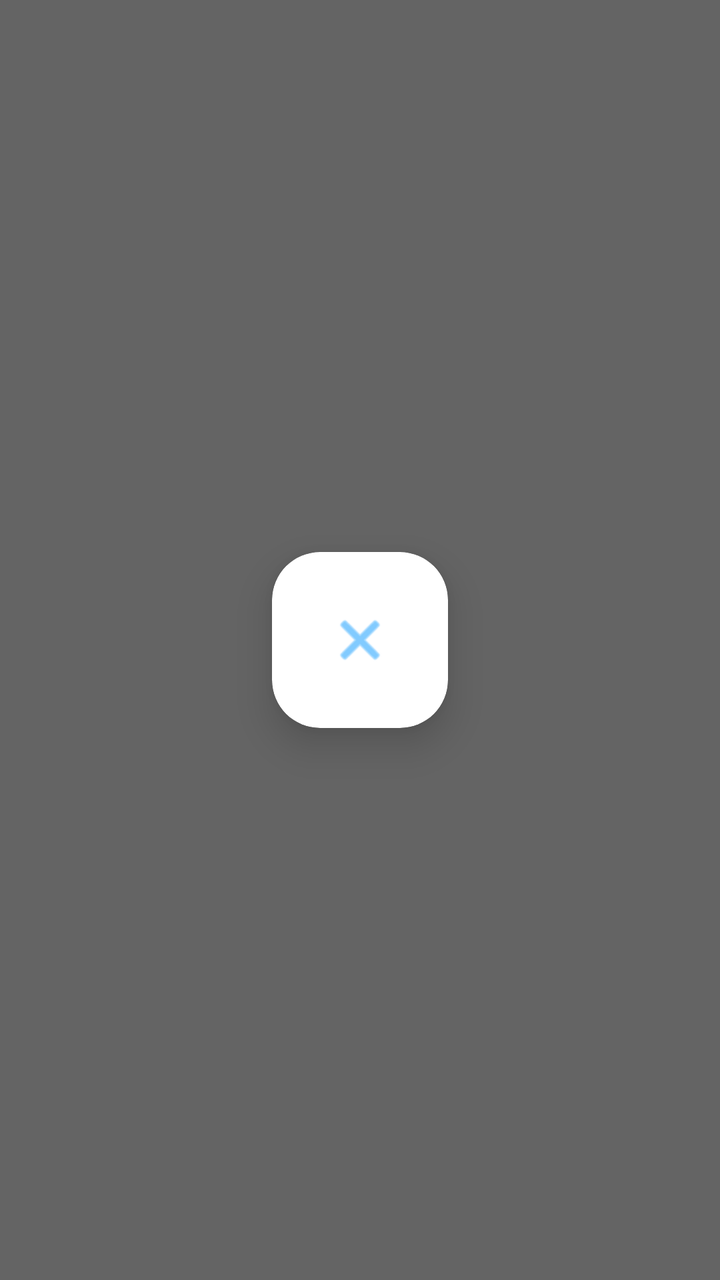
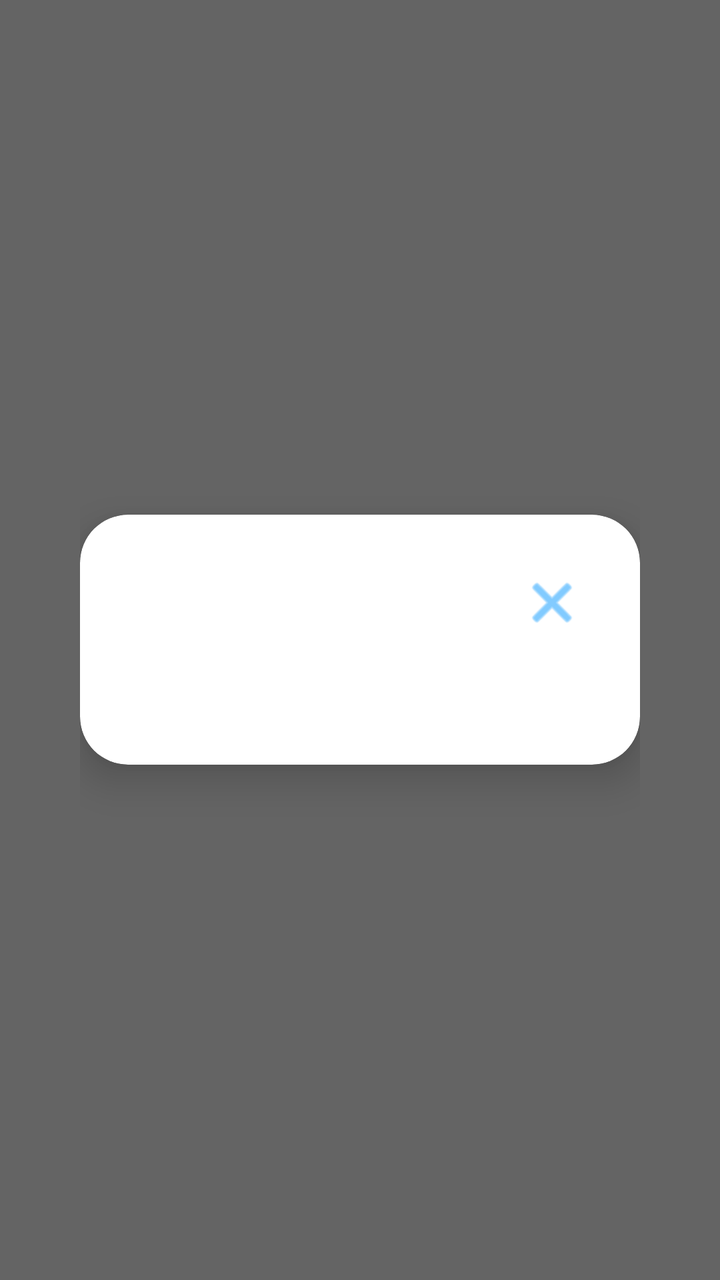

Before-and-after screenshots of an Android layout around one commit, followed by the original layout XML and the change that was made.
<!-- AndroidManifest.xml: application theme Theme.TemiApplication -->
<!-- res/layout/dialog_zone_info.xml -->
<?xml version="1.0" encoding="utf-8"?>
<FrameLayout xmlns:android="http://schemas.android.com/apk/res/android"
    xmlns:app="http://schemas.android.com/apk/res-auto"
    android:layout_width="match_parent"
    android:layout_height="match_parent"
    android:background="#99000000"
    android:padding="40dp">

    <androidx.cardview.widget.CardView
        android:layout_width="wrap_content"
        android:layout_height="wrap_content"
        android:layout_gravity="center"
        app:cardCornerRadius="24dp"
        app:cardElevation="12dp">

        <FrameLayout
            android:layout_width="wrap_content"
            android:layout_height="wrap_content">

            <ImageView
                android:id="@+id/img_zone_info"
                android:layout_width="wrap_content"
                android:layout_height="wrap_content"
                android:adjustViewBounds="true"
                android:maxWidth="900dp"
                android:maxHeight="600dp"
                android:scaleType="fitCenter" />

            <ImageButton
                android:id="@+id/btn_close_dialog"
                android:layout_width="56dp"
                android:layout_height="56dp"
                android:layout_gravity="top|end"
                android:layout_margin="16dp"
                android:background="@drawable/secondary_button"
                android:padding="12dp"
                android:scaleType="fitCenter"
                android:src="@android:drawable/ic_menu_close_clear_cancel"
                app:tint="@color/kid_blue" />
        </FrameLayout>
    </androidx.cardview.widget.CardView>
</FrameLayout>
<!-- resources referenced by this layout -->
<resources>
  <color name="kid_blue">#FF2EA8FF</color>
  <!-- drawable secondary_button (drawable) -->
  <?xml version="1.0" encoding="utf-8"?>
  <selector xmlns:android="http://schemas.android.com/apk/res/android">
      <item android:state_pressed="true">
          <layer-list>
              <item>
                  <shape android:shape="rectangle">
                      <solid android:color="#A6EAF7FF" />
                      <corners android:radius="26dp" />
                      <stroke
                          android:width="2dp"
                          android:color="@color/kid_blue" />
                  </shape>
              </item>
              <item>
                  <shape android:shape="rectangle">
                      <gradient
                          android:angle="270"
                          android:startColor="@color/glass_gloss"
                          android:endColor="@color/glass_gloss_clear" />
                      <corners android:radius="26dp" />
                  </shape>
              </item>
          </layer-list>
      </item>
      <item>
          <layer-list>
              <item>
                  <shape android:shape="rectangle">
                      <solid android:color="@color/glass_tint_strong" />
                      <corners android:radius="26dp" />
                      <stroke
                          android:width="1.5dp"
                          android:color="@color/glass_border" />
                  </shape>
              </item>
              <item>
                  <shape android:shape="rectangle">
                      <gradient
                          android:angle="270"
                          android:startColor="@color/glass_gloss"
                          android:endColor="@color/glass_gloss_clear" />
                      <corners android:radius="26dp" />
                  </shape>
              </item>
          </layer-list>
      </item>
  </selector>
  <style name="Theme.TemiApplication" parent="Theme.AppCompat.Light.NoActionBar">
          <item name="colorPrimary">@color/button_primary</item>
          <item name="colorPrimaryVariant">@color/kid_blue</item>
          <item name="colorOnPrimary">@color/white</item>
          <item name="colorSecondary">@color/kid_yellow</item>
          <item name="colorSecondaryVariant">@color/kid_orange</item>
          <item name="colorOnSecondary">@color/text_primary</item>
          <item name="android:windowLightStatusBar" tools:targetApi="m">true</item>
          <item name="android:statusBarColor" tools:targetApi="l">@color/bg_top</item>
          <item name="android:navigationBarColor" tools:targetApi="l">@color/bg_bottom</item>
      </style>
  <color name="glass_gloss">#40FFFFFF</color>
  <color name="glass_gloss_clear">#00FFFFFF</color>
  <color name="glass_tint_strong">#80FFFFFF</color>
  <color name="glass_border">#B3FFFFFF</color>
  <color name="button_primary">#FF2EA8FF</color>
  <color name="white">#FFFFFFFF</color>
  <color name="kid_yellow">#FFFFC928</color>
  <color name="kid_orange">#FFFF9D25</color>
  <color name="text_primary">#FF24304A</color>
  <color name="bg_top">#FFEAF3FF</color>
  <color name="bg_bottom">#FFFFECF4</color>
</resources>

<!-- the commit's change to res/layout/dialog_zone_info.xml (unified diff, before → after) -->
@@ -26,6 +26,16 @@
                 android:maxHeight="600dp"
                 android:scaleType="fitCenter" />
 
+            
+            <View
+                android:id="@+id/btn_go_to_zone"
+                android:layout_width="380dp"
+                android:layout_height="100dp"
+                android:layout_gravity="bottom|end"
+                android:layout_marginBottom="25dp"
+                android:layout_marginEnd="40dp"
+                android:background="@android:color/transparent" /> 
+
             <ImageButton
                 android:id="@+id/btn_close_dialog"
                 android:layout_width="56dp"
